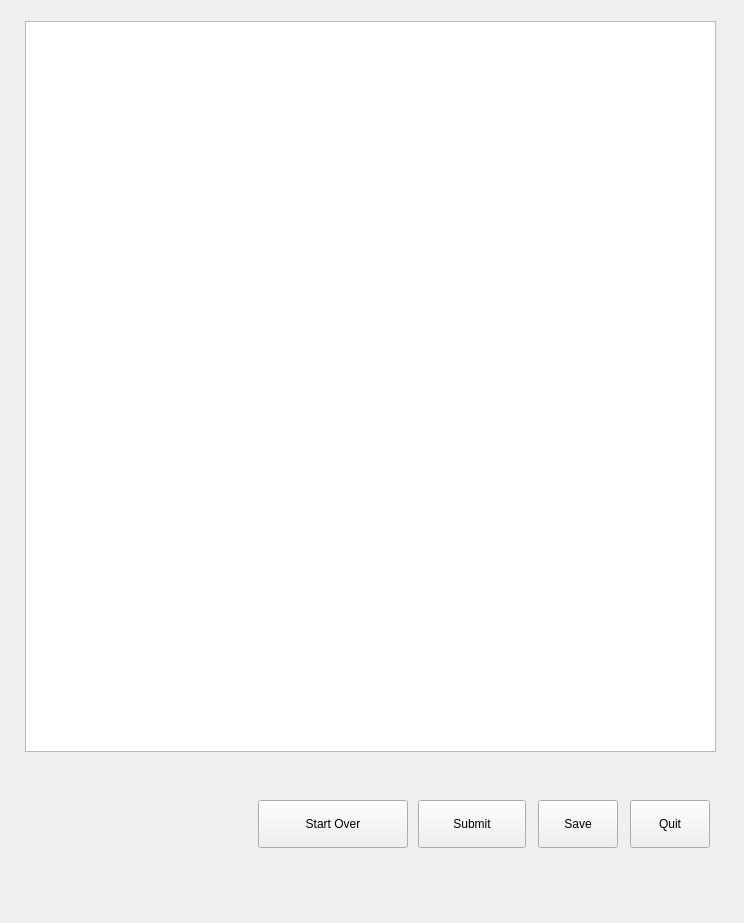
Before: the Qt Designer form guistructure/resultwindow.ui in mguid65/OpenSystemBench, drawn with Qt 5.
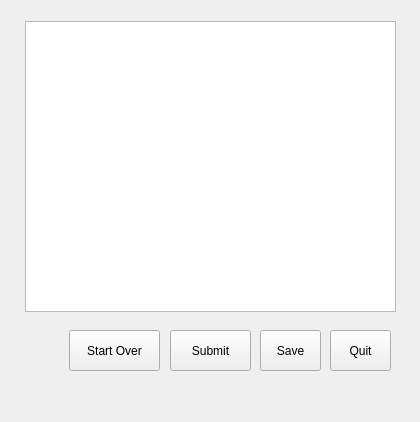
After: the same form once the commit is applied.

The edit to the form file:
```diff
--- a/guistructure/resultwindow.ui
+++ b/guistructure/resultwindow.ui
@@ -6,20 +6,20 @@
    <rect>
     <x>0</x>
     <y>0</y>
-    <width>744</width>
-    <height>923</height>
+    <width>420</width>
+    <height>422</height>
    </rect>
   </property>
   <property name="minimumSize">
    <size>
-    <width>744</width>
-    <height>923</height>
+    <width>420</width>
+    <height>422</height>
    </size>
   </property>
   <property name="maximumSize">
    <size>
-    <width>741</width>
-    <height>923</height>
+    <width>420</width>
+    <height>422</height>
    </size>
   </property>
   <property name="windowTitle">
@@ -32,10 +32,10 @@
     </property>
     <property name="geometry">
      <rect>
-      <x>418</x>
-      <y>800</y>
-      <width>108</width>
-      <height>48</height>
+      <x>170</x>
+      <y>330</y>
+      <width>81</width>
+      <height>41</height>
      </rect>
     </property>
     <property name="text">
@@ -48,10 +48,10 @@
     </property>
     <property name="geometry">
      <rect>
-      <x>538</x>
-      <y>800</y>
-      <width>80</width>
-      <height>48</height>
+      <x>260</x>
+      <y>330</y>
+      <width>61</width>
+      <height>41</height>
      </rect>
     </property>
     <property name="text">
@@ -63,10 +63,16 @@
      <rect>
       <x>25</x>
       <y>21</y>
-      <width>691</width>
-      <height>731</height>
+      <width>371</width>
+      <height>291</height>
      </rect>
     </property>
+    <attribute name="horizontalHeaderCascadingSectionResizes">
+     <bool>true</bool>
+    </attribute>
+    <attribute name="horizontalHeaderShowSortIndicator" stdset="0">
+     <bool>true</bool>
+    </attribute>
     <attribute name="horizontalHeaderStretchLastSection">
      <bool>true</bool>
     </attribute>
@@ -77,10 +83,10 @@
    <widget class="QPushButton" name="reset_button">
     <property name="geometry">
      <rect>
-      <x>258</x>
-      <y>800</y>
-      <width>150</width>
-      <height>48</height>
+      <x>69</x>
+      <y>330</y>
+      <width>91</width>
+      <height>41</height>
      </rect>
     </property>
     <property name="text">
@@ -90,10 +96,10 @@
    <widget class="QPushButton" name="quit_button">
     <property name="geometry">
      <rect>
-      <x>630</x>
-      <y>800</y>
-      <width>80</width>
-      <height>48</height>
+      <x>330</x>
+      <y>330</y>
+      <width>61</width>
+      <height>41</height>
      </rect>
     </property>
     <property name="text">
```
Left out of the diff: 7 changed lines with no effect on the pictures.
